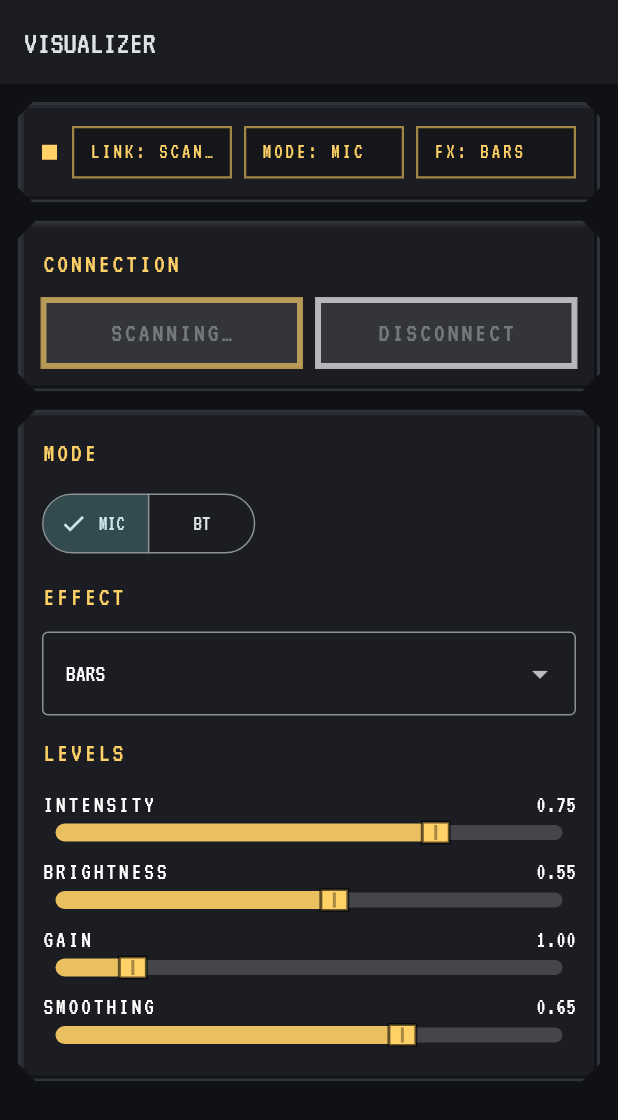
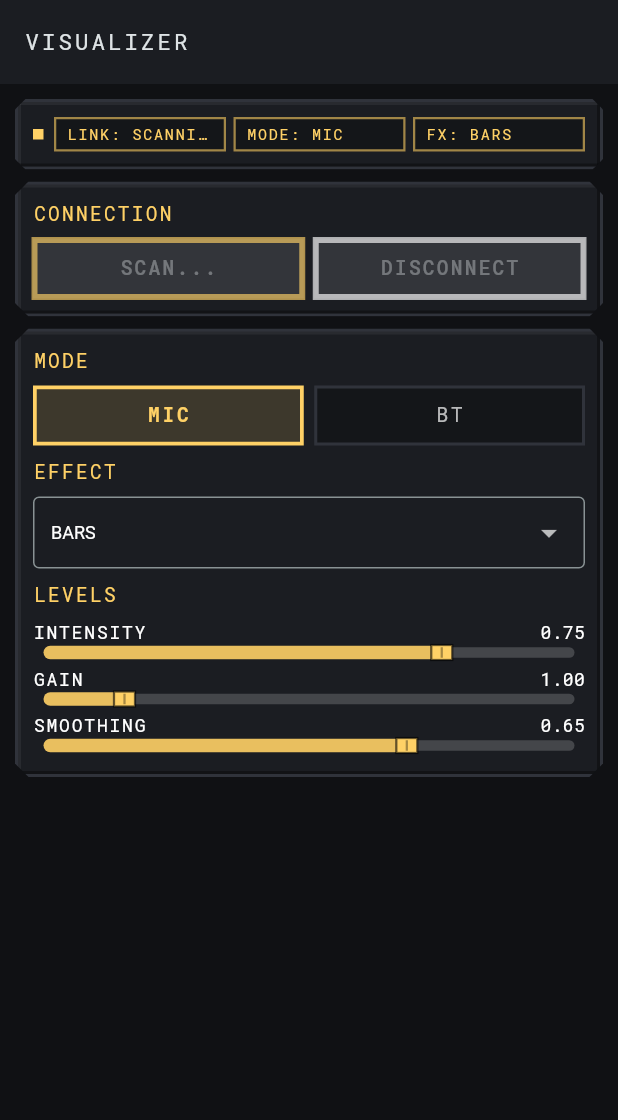
Before and after one commit to Klus3kk/rpi-audio-visualizer, a Flutter app: the screen it shows after launch, on a phone screen of 412 x 824 dp. Shown: the top 1120 px of the screen. Run offline on Flutter 3.47's test engine with Material 3 defaults, Android fonts, the phone set to English and light mode, and no system bars; our stand-ins replace flutter_blue_plus, google_fonts, permission_handler.

Commit message:
Final changes

```diff
--- a/visualizer_remote/lib/main.dart
+++ b/visualizer_remote/lib/main.dart
@@ -47,7 +47,7 @@ class VisualizerRemoteApp extends StatelessWidget {
       title: 'Visualizer',
       theme: base.copyWith(
         scaffoldBackgroundColor: Retro.bg,
-        textTheme: GoogleFonts.vt323TextTheme(base.textTheme).apply(
+        textTheme: GoogleFonts.robotoMonoTextTheme(base.textTheme).apply(
           bodyColor: Colors.white,
           displayColor: Colors.white,
         ),
@@ -117,19 +117,19 @@ class _PermissionGateState extends State<PermissionGate> {
             child: Column(
               mainAxisSize: MainAxisSize.min,
               children: [
-                const Icon(Icons.bluetooth, size: 64, color: Retro.yellow),
+                const Icon(Icons.bluetooth, size: 56, color: Retro.yellow),
                 const SizedBox(height: 12),
-                const Text('BLUETOOTH REQUIRED', style: TextStyle(fontSize: 26, letterSpacing: 2)),
+                const Text('BLUETOOTH REQUIRED', style: TextStyle(fontSize: 16, letterSpacing: 2)),
                 const SizedBox(height: 10),
                 const Text(
                   'App needs Bluetooth permissions to control your Visualizer (RPi).',
                   textAlign: TextAlign.center,
-                  style: TextStyle(fontSize: 18, color: Colors.white70),
+                  style: TextStyle(fontSize: 12, color: Colors.white70),
                 ),
                 const SizedBox(height: 14),
                 SizedBox(
                   width: double.infinity,
-                  height: 48,
+                  height: 42,
                   child: ElevatedButton(
                     onPressed: _request,
                     style: ElevatedButton.styleFrom(
@@ -138,7 +138,7 @@ class _PermissionGateState extends State<PermissionGate> {
                       shape: const BeveledRectangleBorder(),
                       side: BorderSide(color: Retro.yellow.withOpacity(0.65), width: 2),
                     ),
-                    child: const Text('ENABLE', style: TextStyle(letterSpacing: 2, fontSize: 18)),
+                    child: const Text('ENABLE', style: TextStyle(letterSpacing: 2, fontSize: 13)),
                   ),
                 ),
               ],
@@ -150,11 +150,11 @@ class _PermissionGateState extends State<PermissionGate> {
   }
 }
 
-// ===================== Data model =====================
+// datamodel
 class VizState {
-  final String mode; // mic | bt
+  final String mode;
   final String effect;
-  final double brightness;
+  // final double brightness;
   final double intensity;
   final double gain;
   final double smoothing;
@@ -163,7 +163,7 @@ class VizState {
   const VizState({
     required this.mode,
     required this.effect,
-    required this.brightness,
+    // required this.brightness,
     required this.intensity,
     required this.gain,
     required this.smoothing,
@@ -173,7 +173,7 @@ class VizState {
   factory VizState.initial() => const VizState(
         mode: 'mic',
         effect: 'bars',
-        brightness: 0.55,
+        // brightness: 0.55,
         intensity: 0.75,
         gain: 1.0,
         smoothing: 0.65,
@@ -183,7 +183,7 @@ class VizState {
   VizState copyWith({
     String? mode,
     String? effect,
-    double? brightness,
+    // double? brightness,
     double? intensity,
     double? gain,
     double? smoothing,
@@ -192,7 +192,7 @@ class VizState {
     return VizState(
       mode: mode ?? this.mode,
       effect: effect ?? this.effect,
-      brightness: brightness ?? this.brightness,
+      // brightness: brightness ?? this.brightness,
       intensity: intensity ?? this.intensity,
       gain: gain ?? this.gain,
       smoothing: smoothing ?? this.smoothing,
@@ -203,7 +203,7 @@ class VizState {
   Map<String, dynamic> toJson() => {
         'mode': mode,
         'effect': effect,
-        'brightness': brightness,
+        // 'brightness': brightness,
         'intensity': intensity,
         'gain': gain,
         'smoothing': smoothing,
@@ -223,7 +223,7 @@ class VizState {
     return VizState(
       mode: (j['mode'] ?? fb.mode).toString(),
       effect: (j['effect'] ?? fb.effect).toString(),
-      brightness: d(j['brightness'], fb.brightness).clamp(0.0, 1.0),
+      // brightness: d(j['brightness'], fb.brightness).clamp(0.0, 1.0),
       intensity: d(j['intensity'], fb.intensity).clamp(0.0, 1.0),
       gain: d(j['gain'], fb.gain).clamp(0.1, 6.0),
       smoothing: d(j['smoothing'], fb.smoothing).clamp(0.0, 0.95),
@@ -273,7 +273,6 @@ class BleController {
     if (_lastDeviceId != null) {
       final cached = FlutterBluePlus.connectedDevices.where((d) => d.remoteId.str == _lastDeviceId).toList();
       if (cached.isNotEmpty) {
-        print('[BLE] Found cached device: ${cached.first.platformName}');
         await _connect(cached.first);
         _scanInFlight = false;
         return;
@@ -284,10 +283,7 @@ class BleController {
 
     _scanSub?.cancel();
     _scanSub = FlutterBluePlus.scanResults.listen((results) async {
-      print('[BLE] Scan results: ${results.length} devices found');
       for (final r in results) {
-        print('[BLE] Device: ${r.device.platformName} | ${r.device.remoteId} | Services: ${r.advertisementData.serviceUuids}');
-
         final name = r.device.platformName;
         final matchesName = name == kDeviceName;
 
@@ -297,7 +293,6 @@ class BleController {
         final matchesSvc = advUuids.contains(kSvc.toLowerCase());
 
         if (matchesName || matchesSvc) {
-          print('[BLE] Found Visualizer: $name');
           try {
             await FlutterBluePlus.stopScan();
           } catch (_) {}
@@ -310,7 +305,7 @@ class BleController {
     Future.delayed(timeout + const Duration(milliseconds: 500), () {
       if (status.value == ConnStatus.scanning) {
         status.value = ConnStatus.error;
-        error.value = 'Visualizer not found. Try again or move closer to device.';
+        error.value = 'Visualizer not found';
       }
       _scanInFlight = false;
     });
@@ -345,11 +340,9 @@ class BleController {
       error.value = null;
 
       await sendFullState(desired.value);
-      print('[BLE] Connected successfully to ${d.platformName}');
     } catch (e) {
       status.value = ConnStatus.error;
       error.value = 'Setup failed: $e';
-      print('[BLE] Setup error: $e');
     } finally {
       _scanInFlight = false;
     }
@@ -455,7 +448,6 @@ class _RootState extends State<Root> {
       if (ble.status.value == ConnStatus.error && ble.device != null) {
         Future.delayed(const Duration(seconds: 2), () {
           if (ble.status.value == ConnStatus.error) {
-            print('[BLE] Auto-reconnecting...');
             _connectWithRetry(2);
           }
         });
@@ -467,6 +459,7 @@ class _RootState extends State<Root> {
     if (Platform.isAndroid) {
       _mediaListener = MediaListener(context);
       _mediaListener.onMediaChanged = (info) {
+        print('[MEDIA] Artist: ${info.artist}, Title: ${info.title}');
         if (ble.status.value == ConnStatus.connected && ble.desired.value.mode == 'bt') {
           ble.sendPatch({
             'artist': info.artist,
@@ -493,18 +486,14 @@ class _RootState extends State<Root> {
     int attempt = 0;
     while (attempt < maxRetries) {
       attempt++;
-      print('[BLE] Connect attempt $attempt/$maxRetries');
-
       await ble.scanAndConnect(timeout: const Duration(seconds: 10));
       await Future.delayed(const Duration(milliseconds: 500));
 
       if (ble.status.value == ConnStatus.connected) {
-        print('[BLE] Connected on attempt $attempt');
         return;
       }
 
       if (ble.status.value == ConnStatus.error && attempt < maxRetries) {
-        print('[BLE] Retry $attempt failed, trying again...');
         await Future.delayed(const Duration(seconds: 1));
       }
     }
@@ -517,14 +506,14 @@ class _RootState extends State<Root> {
 
   Widget _plate(String t, {Color accent = Retro.yellow}) {
     return Container(
-      padding: const EdgeInsets.symmetric(horizontal: 10, vertical: 6),
+      padding: const EdgeInsets.symmetric(horizontal: 7, vertical: 3),
       decoration: BoxDecoration(
         color: Colors.black.withOpacity(0.25),
         border: Border.all(color: accent.withOpacity(0.6), width: 1.5),
       ),
       child: Text(
         t.toUpperCase(),
-        style: TextStyle(color: accent, letterSpacing: 2, fontSize: 14),
+        style: TextStyle(color: accent, letterSpacing: 1.2, fontSize: 10),
         overflow: TextOverflow.ellipsis,
       ),
     );
@@ -532,7 +521,7 @@ class _RootState extends State<Root> {
 
   Widget _btn(String text, {required VoidCallback? onPressed, Color fg = Retro.yellow, Color border = Retro.yellow}) {
     return SizedBox(
-      height: 46,
+      height: 40,
       child: ElevatedButton(
         onPressed: onPressed,
         style: ElevatedButton.styleFrom(
@@ -540,8 +529,9 @@ class _RootState extends State<Root> {
           foregroundColor: fg,
           shape: const BeveledRectangleBorder(),
           side: BorderSide(color: border.withOpacity(0.65), width: 2),
+          padding: const EdgeInsets.symmetric(horizontal: 8),
         ),
-        child: Text(text, style: const TextStyle(letterSpacing: 2, fontSize: 18)),
+        child: Text(text, style: const TextStyle(letterSpacing: 1.5, fontSize: 13)),
       ),
     );
   }
@@ -552,13 +542,13 @@ class _RootState extends State<Root> {
       children: [
         Row(
           children: [
-            Expanded(child: Text(label.toUpperCase(), style: const TextStyle(letterSpacing: 2, fontSize: 16))),
-            Text(v.toStringAsFixed(2), style: const TextStyle(fontSize: 16)),
+            Expanded(child: Text(label.toUpperCase(), style: const TextStyle(letterSpacing: 1.2, fontSize: 12))),
+            Text(v.toStringAsFixed(2), style: const TextStyle(fontSize: 12)),
           ],
         ),
         SliderTheme(
           data: SliderTheme.of(context).copyWith(
-            trackHeight: 10,
+            trackHeight: 7,
             thumbShape: const RectThumbShape(),
             overlayShape: SliderComponentShape.noOverlay,
             activeTrackColor: Retro.yellow.withOpacity(0.9),
@@ -567,8 +557,34 @@ class _RootState extends State<Root> {
           ),
           child: Slider(value: v, min: min, max: max, onChanged: onChanged),
         ),
-        const SizedBox(height: 8),
+        const SizedBox(height: 4),
       ],
+    );
+  }
+
+  Widget _modeButton(String label, bool selected, VoidCallback onTap) {
+    return GestureDetector(
+      onTap: onTap,
+      child: Container(
+        height: 40,
+        decoration: BoxDecoration(
+          color: selected ? Retro.yellow.withOpacity(0.15) : Colors.black.withOpacity(0.25),
+          border: Border.all(
+            color: selected ? Retro.yellow : Retro.edge,
+            width: selected ? 2.5 : 2,
+          ),
+        ),
+        alignment: Alignment.center,
+        child: Text(
+          label,
+          style: TextStyle(
+            color: selected ? Retro.yellow : Colors.white70,
+            fontSize: 13,
+            letterSpacing: 1.8,
+            fontWeight: selected ? FontWeight.bold : FontWeight.normal,
+          ),
+        ),
+      ),
     );
   }
 
@@ -585,51 +601,51 @@ class _RootState extends State<Root> {
               builder: (context, desired, ___) {
                 return Scaffold(
                   appBar: AppBar(
-                    title: const Text('VISUALIZER'),
+                    title: const Text('VISUALIZER', style: TextStyle(fontSize: 15, letterSpacing: 2)),
                     backgroundColor: Retro.panel,
                   ),
                   body: ListView(
-                    padding: const EdgeInsets.all(12),
+                    padding: const EdgeInsets.all(10),
                     children: [
                       CutPanel(
-                        cut: 10,
+                        cut: 7,
                         child: Row(
                           children: [
                             Container(
-                              width: 10,
-                              height: 10,
+                              width: 7,
+                              height: 7,
                               color: st == ConnStatus.connected
                                   ? Retro.ok
                                   : (st == ConnStatus.error ? Retro.bad : Retro.yellow),
                             ),
-                            const SizedBox(width: 10),
+                            const SizedBox(width: 7),
                             Expanded(child: _plate('LINK: ${st.name}', accent: Retro.yellow)),
-                            const SizedBox(width: 8),
+                            const SizedBox(width: 5),
                             Expanded(child: _plate('MODE: ${desired.mode}', accent: Retro.yellow)),
-                            const SizedBox(width: 8),
+                            const SizedBox(width: 5),
                             Expanded(child: _plate('FX: ${desired.effect}', accent: Retro.yellow)),
                           ],
                         ),
                       ),
 
                       if (err != null) ...[
-                        const SizedBox(height: 10),
-                        CutPanel(cut: 10, child: Text('ERR: $err', style: const TextStyle(color: Colors.redAccent, fontSize: 18))),
+                        const SizedBox(height: 8),
+                        CutPanel(cut: 7, child: Text('ERR: $err', style: const TextStyle(color: Colors.redAccent, fontSize: 12))),
                       ],
 
-                      const SizedBox(height: 12),
+                      const SizedBox(height: 8),
 
                       CutPanel(
                         child: Column(
                           crossAxisAlignment: CrossAxisAlignment.start,
                           children: [
-                            Text('CONNECTION', style: TextStyle(color: Retro.yellow, fontSize: 18, letterSpacing: 2)),
-                            const SizedBox(height: 10),
+                            Text('CONNECTION', style: TextStyle(color: Retro.yellow, fontSize: 13, letterSpacing: 1.5)),
+                            const SizedBox(height: 7),
                             Row(
                               children: [
                                 Expanded(
                                   child: _btn(
-                                    (st == ConnStatus.scanning) ? 'SCANNING…' : 'CONNECT',
+                                    (st == ConnStatus.scanning) ? 'SCAN...' : 'CONNECT',
                                     onPressed: (st == ConnStatus.scanning || st == ConnStatus.connecting)
                                         ? null
                                         : () {
@@ -637,7 +653,7 @@ class _RootState extends State<Root> {
                                           },
                                   ),
                                 ),
-                                const SizedBox(width: 10),
+                                const SizedBox(width: 7),
                                 Expanded(
                                   child: _btn(
                                     'DISCONNECT',
@@ -651,42 +667,50 @@ class _RootState extends State<Root> {
                           ],
                         ),
                       ),
-                      const SizedBox(height: 12),
+                      const SizedBox(height: 8),
 
                       CutPanel(
                         child: Column(
                           crossAxisAlignment: CrossAxisAlignment.start,
                           children: [
-                            Text('MODE', style: TextStyle(color: Retro.yellow, fontSize: 18, letterSpacing: 2)),
-                            const SizedBox(height: 10),
+                            Text('MODE', style: TextStyle(color: Retro.yellow, fontSize: 13, letterSpacing: 1.5)),
+                            const SizedBox(height: 7),
 
-                            SegmentedButton<String>(
-                              segments: const [
-                                ButtonSegment(value: 'mic', label: Text('MIC')),
-                                ButtonSegment(value: 'bt', label: Text('BT')),
+                            Row(
+                              children: [
+                                Expanded(
+                                  child: _modeButton('MIC', desired.mode == 'mic', () {
+                                    final next = desired.copyWith(mode: 'mic');
+                                    ble.desired.value = next;
+                                    if (ble.status.value == ConnStatus.connected) {
+                                      ble.sendPatch({'mode': 'mic'});
+                                    }
+                                  }),
+                                ),
+                                const SizedBox(width: 7),
+                                Expanded(
+                                  child: _modeButton('BT', desired.mode == 'bt', () {
+                                    final next = desired.copyWith(mode: 'bt');
+                                    ble.desired.value = next;
+                                    if (ble.status.value == ConnStatus.connected) {
+                                      ble.sendPatch({
+                                        'mode': 'bt',
+                                        'device_addr': next.deviceAddr,
+                                        'connected': true,
+                                      });
+                                    }
+                                  }),
+                                ),
                               ],
-                              selected: {desired.mode},
-                              onSelectionChanged: (set) async {
-                                final m = set.first;
-                                final next = desired.copyWith(mode: m);
-                                ble.desired.value = next;
-
-                                if (ble.status.value == ConnStatus.connected) {
-                                  await ble.sendPatch({
-                                    'mode': m,
-                                    'device_addr': next.deviceAddr,
-                                    'connected': true,
-                                  });
-                                }
-                              },
                             ),
 
-                            const SizedBox(height: 12),
+                            const SizedBox(height: 8),
 
-                            Text('EFFECT', style: TextStyle(color: Retro.yellow, fontSize: 18, letterSpacing: 2)),
-                            const SizedBox(height: 10),
+                            Text('EFFECT', style: TextStyle(color: Retro.yellow, fontSize: 13, letterSpacing: 1.5)),
+                            const SizedBox(height: 7),
                             DropdownButtonFormField<String>(
                               value: desired.effect,
+                              style: const TextStyle(fontSize: 12, color: Colors.white),
                               items: const [
                                 DropdownMenuItem(value: 'bars', child: Text('BARS')),
                                 DropdownMenuItem(value: 'osc', child: Text('OSCILLOSCOPE')),
@@ -706,13 +730,16 @@ class _RootState extends State<Root> {
                                   await ble.sendPatch({'effect': v});
                                 }
                               },
-                              decoration: const InputDecoration(border: OutlineInputBorder()),
+                              decoration: const InputDecoration(
+                                border: OutlineInputBorder(),
+                                contentPadding: EdgeInsets.symmetric(horizontal: 8, vertical: 8),
+                              ),
                             ),
 
-                            const SizedBox(height: 12),
+                            const SizedBox(height: 8),
 
-                            Text('LEVELS', style: TextStyle(color: Retro.yellow, fontSize: 18, letterSpacing: 2)),
-                            const SizedBox(height: 10),
+                            Text('LEVELS', style: TextStyle(color: Retro.yellow, fontSize: 13, letterSpacing: 1.5)),
+                            const SizedBox(height: 7),
 
                             _slider('Intensity', desired.intensity, 0, 1, (v) {
                               ble.desired.value = desired.copyWith(intensity: v);
@@ -721,12 +748,12 @@ class _RootState extends State<Root> {
                               });
                             }),
 
-                            _slider('Brightness', desired.brightness, 0, 1, (v) {
-                              ble.desired.value = desired.copyWith(brightness: v);
-                              _debounced(const Duration(milliseconds: 120), () {
-                                if (ble.status.value == ConnStatus.connected) ble.sendPatch({'brightness': v});
-                              });
-                            }),
+                            // _slider('Brightness', desired.brightness, 0, 1, (v) {
+                            //   ble.desired.value = desired.copyWith(brightness: v);
+                            //   _debounced(const Duration(milliseconds: 120), () {
+                            //     if (ble.status.value == ConnStatus.connected) ble.sendPatch({'brightness': v});
+                            //   });
+                            // }),
 
                             _slider('Gain', desired.gain, 0.1, 6, (v) {
                               ble.desired.value = desired.copyWith(gain: v);
@@ -760,7 +787,7 @@ class _RootState extends State<Root> {
 class CutPanel extends StatelessWidget {
   final Widget child;
   final double cut;
-  const CutPanel({super.key, required this.child, this.cut = 12});
+  const CutPanel({super.key, required this.child, this.cut = 9});
 
   @override
   Widget build(BuildContext context) {
@@ -770,12 +797,12 @@ class CutPanel extends StatelessWidget {
         decoration: BoxDecoration(
           color: Retro.panel,
           border: Border.all(color: Retro.edge, width: 2),
-          boxShadow: const [BoxShadow(blurRadius: 0, offset: Offset(6, 6), color: Colors.black54)],
+          boxShadow: const [BoxShadow(blurRadius: 0, offset: Offset(3, 3), color: Colors.black54)],
         ),
         child: Stack(
           children: [
             Positioned.fill(child: IgnorePointer(child: CustomPaint(painter: _BevelPainter()))),
-            Padding(padding: const EdgeInsets.all(14), child: child),
+            Padding(padding: const EdgeInsets.all(10), child: child),
           ],
         ),
       ),
@@ -785,7 +812,7 @@ class CutPanel extends StatelessWidget {
 
 class CutCornerClipper extends CustomClipper<Path> {
   final double cut;
-  CutCornerClipper({this.cut = 10});
+  CutCornerClipper({this.cut = 9});
 
   @override
   Path getClip(Size s) {
@@ -825,7 +852,7 @@ class _BevelPainter extends CustomPainter {
 
 class RectThumbShape extends SliderComponentShape {
   final double w, h;
-  const RectThumbShape({this.w = 18, this.h = 14});
+  const RectThumbShape({this.w = 14, this.h = 10});
 
   @override
   Size getPreferredSize(bool isEnabled, bool isDiscrete) => Size(w, h);
@@ -852,12 +879,12 @@ class RectThumbShape extends SliderComponentShape {
     final stroke = Paint()
       ..color = Colors.black.withOpacity(0.6)
       ..style = PaintingStyle.stroke
-      ..strokeWidth = 2;
+      ..strokeWidth = 1.5;
 
     canvas.drawRect(rect, fill);
     canvas.drawRect(rect, stroke);
 
     final notch = Paint()..color = Colors.black.withOpacity(0.35);
-    canvas.drawRect(Rect.fromCenter(center: center, width: 2, height: h - 4), notch);
+    canvas.drawRect(Rect.fromCenter(center: center, width: 1.5, height: h - 3), notch);
   }
 }
```
Also changed, not shown: 10 other files.
